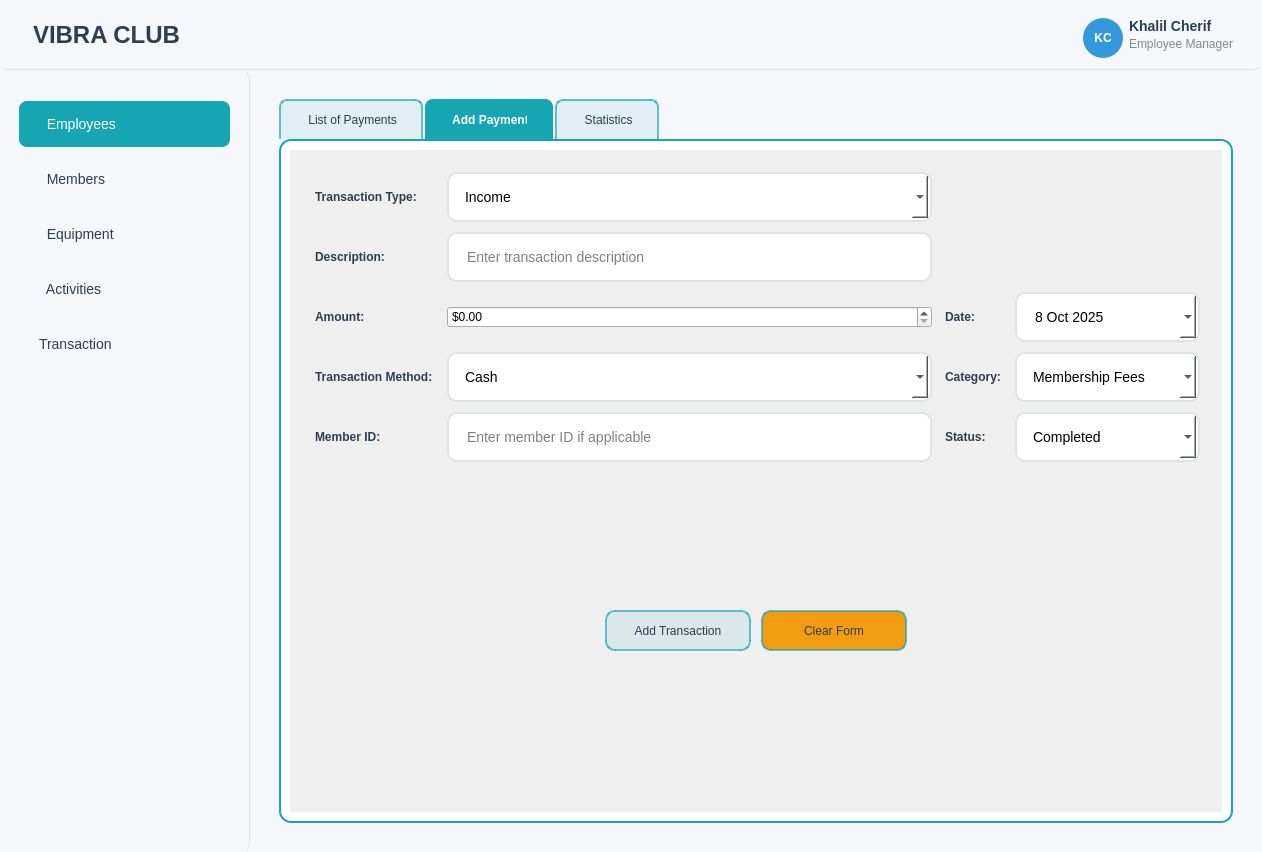
Before: the Qt Designer form employeradmin.ui in Esprit-UP-Algo/projetpcc-2a26-Smart-Summer-Club-, drawn with Qt 5.
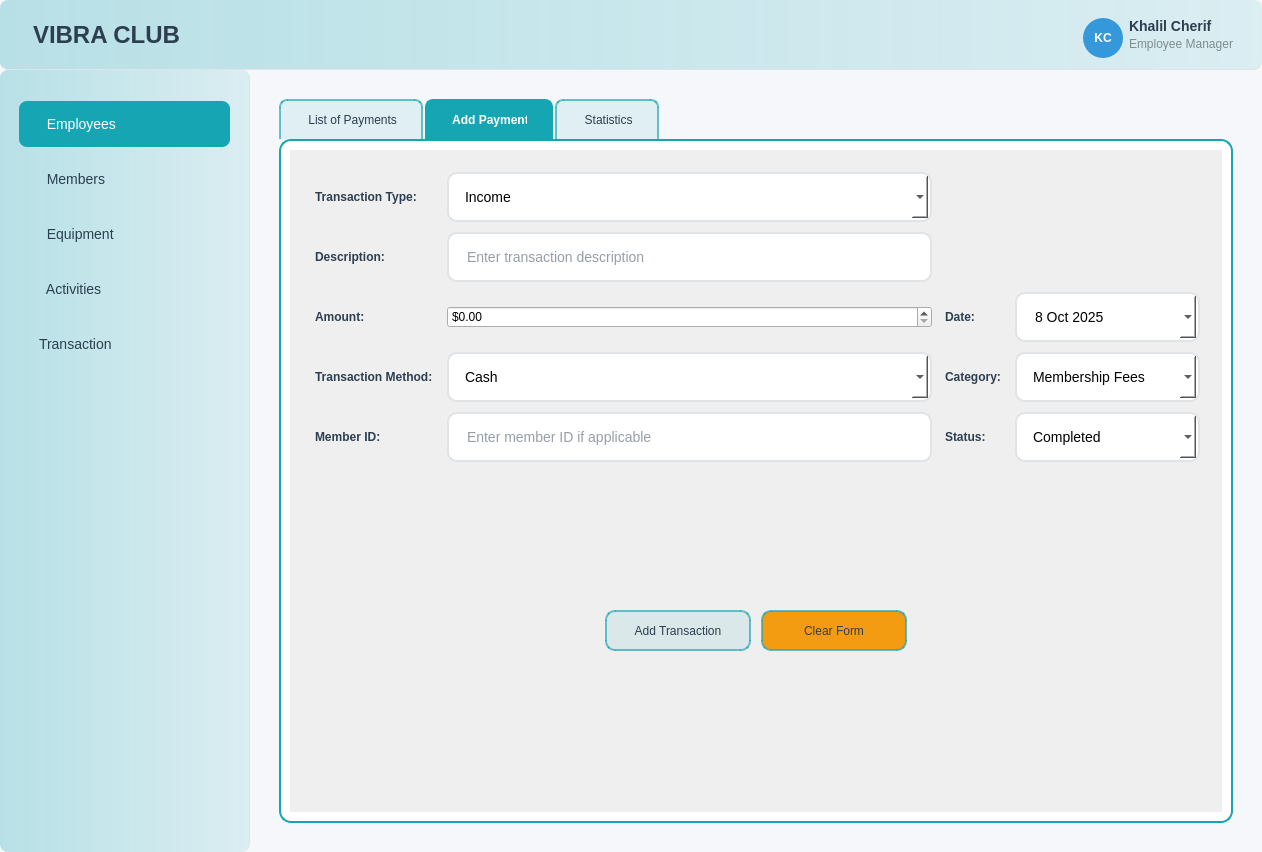
After: the same form once the commit is applied. The open tabs and pages were chosen to show the change. Icons and pictures are not drawn.

Commit message: adding equipment module to the project all CRUD features are working fine

```diff
--- a/employeradmin.ui
+++ b/employeradmin.ui
@@ -14,307 +14,36 @@
    <string>VIBRA CLUB - Application Management</string>
   </property>
   <property name="styleSheet">
-   <string notr="true">QMainWindow {
-    background-color: #f5f7fa;
-}
+   <string notr="true">QMainWindow { background-color: #f5f7fa; } /* Top Bar Styling */ #topBarFrame { /* Match sidebar: smooth horizontal gradient from left to right */ background-color: qlineargradient(x1:0, y1:0, x2:1, y2:0, stop:0 rgba(22, 165, 179, 0.28), stop:1 rgba(22, 165, 179, 0.12)); border-bottom: 1px solid #e0e4e7; } #logoLabel { font-size: 24px; font-weight: bold; color: #2c3e50; } #userInfoFrame { background-color: transparent; } #userNameLabel { font-size: 14px; font-weight: 600; color: #2c3e50; } #userRoleLabel { font-size: 12px; color: #7f8c8d; } #userAvatarLabel { background-color: #3498db; border-radius: 20px; color: white; font-weight: bold; } /* Sidebar Styling */ #sidebarFrame { /* Smooth horizontal gradient from left to right with stronger presence on the left */ background-color: qlineargradient(x1:0, y1:0, x2:1, y2:0, stop:0 rgba(22, 165, 179, 0.28), stop:1 rgba(22, 165, 179, 0.12)); border-right: 1px solid #e0e4e7; } #navigationFrame { background-color: transparent; } QPushButton#employeesButton, QPushButton#membersButton, QPushButton#equipmentButton, QPushButton#activitiesButton, QPushButton#paymentsButton { background-color: transparent; border: none; padding: 15px 20px; text-align: left; font-size: 14px; color: #2c3e50; border-radius: 8px; margin: 2px 10px; } QPushButton#employeesButton:hover, QPushButton#membersButton:hover, QPushButton#equipmentButton:hover, QPushButton#activitiesButton:hover, QPushButton#paymentsButton:hover { background-color: #e8f4f5; } QPushButton#employeesButton:checked, QPushButton#membersButton:checked, QPushButton#equipmentButton:checked, QPushButton#activitiesButton:checked, QPushButton#paymentsButton:checked { background-color: #16a5b3; color: white; } QPushButton#employeesButton:checked:hover, QPushButton#membersButton:checked:hover, QPushButton#equipmentButton:checked:hover, QPushButton#activitiesButton:checked:hover, QPushButton#paymentsButton:checked:hover { background-color: #139aa6; } /* Main Content Styling */ #mainContentFrame { background-color: transparent; } /* Tab Widget Styling */ QTabWidget::pane { border: 2px solid #16a5b3; background-color: white; border-radius: 12px; box-shadow: 0 4px 6px rgba(22, 165, 179, 0.1); } QTabBar::tab { /* Unselected tabs mimic our button style: transparent teal with teal border */ background-color: rgba(22, 165, 179, 0.10); color: #2c3e50; padding: 12px 24px; margin-right: 2px; border-top-left-radius: 8px; border-top-right-radius: 8px; border: 1.5px solid rgba(22, 165, 179, 0.65); border-bottom: none; } QTabBar::tab:selected { background-color: #16a5b3; color: white; border-color: #16a5b3; font-weight: 600; } QTabBar::tab:hover:!selected { background-color: rgba(22, 165, 179, 0.18); border-color: #16a5b3; transition: all 0.3s ease; } /* Statistics Cards Styling */ QFrame[objectName*=&quot;Card&quot;] { background-color: white; border: 1px solid #e0e4e7; border-radius: 16px; padding: 20px; box-shadow: 0 2px 10px rgba(0, 0, 0, 0.05); } QFrame[objectName*=&quot;Card&quot;]:hover { box-shadow: 0 4px 20px rgba(22, 165, 179, 0.15); border-color: #16a5b3; transition: all 0.3s ease; } /* Form Styling */ QLineEdit { padding: 14px 16px; border: 2px solid #e0e4e7; border-radius: 10px; font-size: 14px; background-color: white; box-shadow: 0 2px 4px rgba(0, 0, 0, 0.02); } QLineEdit:focus { border-color: #16a5b3; box-shadow: 0 0 0 3px rgba(22, 165, 179, 0.1); outline: none; } QLineEdit:hover { border-color: #16a5b3; transition: border-color 0.2s ease; } QComboBox { padding: 14px 16px; border: 2px solid #e0e4e7; border-radius: 10px; font-size: 14px; background-color: white; box-shadow: 0 2px 4px rgba(0, 0, 0, 0.02); } QComboBox:focus { border-color: #16a5b3; box-shadow: 0 0 0 3px rgba(22, 165, 179, 0.1); } QComboBox:hover { border-color: #16a5b3; transition: border-color 0.2s ease; } QDateEdit, QSpinBox { padding: 14px 16px; border: 2px solid #e0e4e7; border-radius: 10px; font-size: 14px; background-color: white; box-shadow: 0 2px 4px rgba(0, 0, 0, 0.02); } QDateEdit:focus, QSpinBox:focus { border-color: #16a5b3; box-shadow: 0 0 0 3px rgba(22, 165, 179, 0.1); } QTextEdit { padding: 14px 16px; border: 2px solid #e0e4e7; border-radius: 10px; font-size: 14px; background-color: white; box-shadow: 0 2px 4px rgba(0, 0, 0, 0.02); } QTextEdit:focus { border-color: #16a5b3; box-shadow: 0 0 0 3px rgba(22, 165, 179, 0.1); } QPushButton#actionButton { background: qlineargradient(x1:0, y1:0, x2:0, y2:1, stop:0 #16a5b3, stop:1 #139aa6); color: white; border: none; padding: 14px 28px; border-radius: 10px; font-size: 14px; font-weight: 600; box-shadow: 0 4px 8px rgba(22, 165, 179, 0.2); } QPushButton#actionButton:hover { background: qlineargradient(x1:0, y1:0, x2:0, y2:1, stop:0 #139aa6, stop:1 #0f858f); box-shadow: 0 6px 12px rgba(22, 165, 179, 0.3); transform: translateY(-1px); } QPushButton#actionButton:pressed { background: qlineargradient(x1:0, y1:0, x2:0, y2:1, stop:0 #0f858f, stop:1 #0c6b73); box-shadow: 0 2px 4px rgba(22, 165, 179, 0.2); transform: translateY(0px); } /* Table Styling */ QTableWidget { background-color: white; gridline-color: #e6eef0; border: 2px solid #16a5b3; /* teal border like the mock */ border-radius: 12px; selection-background-color: rgba(22, 165, 179, 0.14); selection-color: #2c3e50; } /* Header styled to main brand color */ QHeaderView::section { background-color: #16a5b3; color: white; padding: 8px 10px; border: none; font-weight: 600; border-right: 1px solid rgba(255,255,255,0.25); } /* Corner button (top-left of table) to match header */ QTableCornerButton::section { background-color: #16a5b3; border: none; } /* Alternate rows for subtle striping */ QTableView::item:alternate { background: rgba(22, 165, 179, 0.03); } /* Selected row styling */ QTableView::item:selected { background: rgba(22, 165, 179, 0.14); color: #2c3e50; } /* Frame Styling */ QFrame { border-radius: 8px; } /* Label Styling */ QLabel { color: #2c3e50; } /* Search Frame Styling */ QFrame[objectName*=&quot;SearchFrame&quot;], QFrame[objectName*=&quot;searchFrame&quot;] { background-color: rgba(22, 165, 179, 0.02); border: 1px solid rgba(22, 165, 179, 0.1); border-radius: 12px; padding: 8px; } /* Default buttons: avoid gray; use brand color with high transparency */ QPushButton { background-color: rgba(22, 165, 179, 0.10); color: #2c3e50; border: 1.5px solid rgba(22, 165, 179, 0.65); padding: 10px 16px; border-radius: 10px; } QPushButton:hover { background-color: rgba(22, 165, 179, 0.18); } QPushButton:pressed { background-color: rgba(22, 165, 179, 0.26); } QPushButton:disabled { background-color: rgba(22, 165, 179, 0.06); color: #98a6ad; border-color: rgba(22, 165, 179, 0.25); }
+/* ===== FIX: Invisible text in login and search fields ===== */
 
-/* Top Bar Styling */
-#topBarFrame {
-    /* Match sidebar: smooth horizontal gradient from left to right */
-    background-color: qlineargradient(x1:0, y1:0, x2:1, y2:0,
-                                      stop:0 rgba(22, 165, 179, 0.28),
-                                      stop:1 rgba(22, 165, 179, 0.12));
-    border-bottom: 1px solid #e0e4e7;
-}
-
-#logoLabel {
-    font-size: 24px;
-    font-weight: bold;
-    color: #2c3e50;
-}
-
-#userInfoFrame {
-    background-color: transparent;
-}
-
-#userNameLabel {
-    font-size: 14px;
-    font-weight: 600;
-    color: #2c3e50;
-}
-
-#userRoleLabel {
-    font-size: 12px;
-    color: #7f8c8d;
-}
-
-#userAvatarLabel {
-    background-color: #3498db;
-    border-radius: 20px;
-    color: white;
-    font-weight: bold;
-}
-
-/* Sidebar Styling */
-#sidebarFrame {
-    /* Smooth horizontal gradient from left to right with stronger presence on the left */
-    background-color: qlineargradient(x1:0, y1:0, x2:1, y2:0,
-                                      stop:0 rgba(22, 165, 179, 0.28),
-                                      stop:1 rgba(22, 165, 179, 0.12));
-    border-right: 1px solid #e0e4e7;
-}
-
-#navigationFrame {
-    background-color: transparent;
-}
-
-QPushButton#employeesButton, QPushButton#membersButton, QPushButton#equipmentButton, QPushButton#activitiesButton, QPushButton#paymentsButton {
-    background-color: transparent;
-    border: none;
-    padding: 15px 20px;
-    text-align: left;
-    font-size: 14px;
-    color: #2c3e50;
-    border-radius: 8px;
-    margin: 2px 10px;
-}
-
-QPushButton#employeesButton:hover, QPushButton#membersButton:hover, QPushButton#equipmentButton:hover, QPushButton#activitiesButton:hover, QPushButton#paymentsButton:hover {
-    background-color: #e8f4f5;
-}
-
-QPushButton#employeesButton:checked, QPushButton#membersButton:checked, QPushButton#equipmentButton:checked, QPushButton#activitiesButton:checked, QPushButton#paymentsButton:checked {
-    background-color: #16a5b3;
-    color: white;
-}
-
-QPushButton#employeesButton:checked:hover, QPushButton#membersButton:checked:hover, QPushButton#equipmentButton:checked:hover, QPushButton#activitiesButton:checked:hover, QPushButton#paymentsButton:checked:hover {
-    background-color: #139aa6;
-}
-
-/* Main Content Styling */
-#mainContentFrame {
-    background-color: transparent;
-}
-
-/* Tab Widget Styling */
-QTabWidget::pane {
-    border: 2px solid #16a5b3;
-    background-color: white;
-    border-radius: 12px;
-    box-shadow: 0 4px 6px rgba(22, 165, 179, 0.1);
-}
-
-QTabBar::tab {
-    /* Unselected tabs mimic our button style: transparent teal with teal border */
-    background-color: rgba(22, 165, 179, 0.10);
-    color: #2c3e50;
-    padding: 12px 24px;
-    margin-right: 2px;
-    border-top-left-radius: 8px;
-    border-top-right-radius: 8px;
-    border: 1.5px solid rgba(22, 165, 179, 0.65);
-    border-bottom: none;
-}
-
-QTabBar::tab:selected {
-    background-color: #16a5b3;
-    color: white;
-    border-color: #16a5b3;
-    font-weight: 600;
-}
-
-QTabBar::tab:hover:!selected {
-    background-color: rgba(22, 165, 179, 0.18);
-    border-color: #16a5b3;
-    transition: all 0.3s ease;
-}
-
-/* Statistics Cards Styling */
-QFrame[objectName*=&quot;Card&quot;] {
-    background-color: white;
-    border: 1px solid #e0e4e7;
-    border-radius: 16px;
-    padding: 20px;
-    box-shadow: 0 2px 10px rgba(0, 0, 0, 0.05);
-}
-
-QFrame[objectName*=&quot;Card&quot;]:hover {
-    box-shadow: 0 4px 20px rgba(22, 165, 179, 0.15);
-    border-color: #16a5b3;
-    transition: all 0.3s ease;
-}
-
-/* Form Styling */
+/* Make sure typed text is visible in all line edits */
 QLineEdit {
-    padding: 14px 16px;
-    border: 2px solid #e0e4e7;
-    border-radius: 10px;
-    font-size: 14px;
-    background-color: white;
-    box-shadow: 0 2px 4px rgba(0, 0, 0, 0.02);
+    color: #2c3e50;              /* dark readable text color like statistiques page */
 }
 
-QLineEdit:focus {
-    border-color: #16a5b3;
-    box-shadow: 0 0 0 3px rgba(22, 165, 179, 0.1);
-    outline: none;
+/* Placeholder text readable but subtle */
+QLineEdit::placeholder {
+    color: #7f8c8d;
 }
 
-QLineEdit:hover {
-    border-color: #16a5b3;
-    transition: border-color 0.2s ease;
-}
-
-QComboBox {
-    padding: 14px 16px;
-    border: 2px solid #e0e4e7;
-    border-radius: 10px;
-    font-size: 14px;
+/* Specifically ensure login page inputs inherit readable color */
+QLineEdit#emailLineEdit, 
+QLineEdit#passwordLineEdit {
+    color: #2c3e50;
     background-color: white;
-    box-shadow: 0 2px 4px rgba(0, 0, 0, 0.02);
 }
 
-QComboBox:focus {
-    border-color: #16a5b3;
-    box-shadow: 0 0 0 3px rgba(22, 165, 179, 0.1);
+QLineEdit#emailLineEdit::placeholder, 
+QLineEdit#passwordLineEdit::placeholder {
+    color: #7f8c8d;
 }
 
-QComboBox:hover {
-    border-color: #16a5b3;
-    transition: border-color 0.2s ease;
-}
-
-QDateEdit, QSpinBox {
-    padding: 14px 16px;
-    border: 2px solid #e0e4e7;
-    border-radius: 10px;
-    font-size: 14px;
-    background-color: white;
-    box-shadow: 0 2px 4px rgba(0, 0, 0, 0.02);
-}
-
-QDateEdit:focus, QSpinBox:focus {
-    border-color: #16a5b3;
-    box-shadow: 0 0 0 3px rgba(22, 165, 179, 0.1);
-}
-
-QTextEdit {
-    padding: 14px 16px;
-    border: 2px solid #e0e4e7;
-    border-radius: 10px;
-    font-size: 14px;
-    background-color: white;
-    box-shadow: 0 2px 4px rgba(0, 0, 0, 0.02);
-}
-
-QTextEdit:focus {
-    border-color: #16a5b3;
-    box-shadow: 0 0 0 3px rgba(22, 165, 179, 0.1);
-}
-
-QPushButton#actionButton {
-    background: qlineargradient(x1:0, y1:0, x2:0, y2:1,
-                               stop:0 #16a5b3, stop:1 #139aa6);
-    color: white;
-    border: none;
-    padding: 14px 28px;
-    border-radius: 10px;
-    font-size: 14px;
-    font-weight: 600;
-    box-shadow: 0 4px 8px rgba(22, 165, 179, 0.2);
-}
-
-QPushButton#actionButton:hover {
-    background: qlineargradient(x1:0, y1:0, x2:0, y2:1,
-                               stop:0 #139aa6, stop:1 #0f858f);
-    box-shadow: 0 6px 12px rgba(22, 165, 179, 0.3);
-    transform: translateY(-1px);
-}
-
-QPushButton#actionButton:pressed {
-    background: qlineargradient(x1:0, y1:0, x2:0, y2:1,
-                               stop:0 #0f858f, stop:1 #0c6b73);
-    box-shadow: 0 2px 4px rgba(22, 165, 179, 0.2);
-    transform: translateY(0px);
-}
-
-/* Table Styling */
-QTableWidget {
-    background-color: white;
-    gridline-color:  #e6eef0;
-    border: 2px solid #16a5b3;            /* teal border like the mock */
-    border-radius: 12px;
-    selection-background-color: rgba(22, 165, 179, 0.14);
-    selection-color: #2c3e50;
-}
-
-/* Header styled to main brand color */
-QHeaderView::section {
-    background-color: #16a5b3;
-    color: white;
-    padding: 8px 10px;
-    border: none;
-    font-weight: 600;
-    border-right: 1px solid rgba(255,255,255,0.25);
-}
-
-/* Corner button (top-left of table) to match header */
-QTableCornerButton::section {
-    background-color: #16a5b3;
-    border: none;
-}
-
-/* Alternate rows for subtle striping */
-QTableView::item:alternate {
-    background: rgba(22, 165, 179, 0.03);
-}
-
-/* Selected row styling */
-QTableView::item:selected {
-    background: rgba(22, 165, 179, 0.14);
+/* Ensure search bar input uses visible text */
+QFrame#equipmentSearchFrame QLineEdit,
+QFrame[objectName*=&quot;searchFrame&quot;] QLineEdit {
     color: #2c3e50;
-}
-
-/* Frame Styling */
-QFrame {
-    border-radius: 8px;
-}
-
-/* Label Styling */
-QLabel {
-    color: #2c3e50;
-}
-
-/* Search Frame Styling */
-QFrame[objectName*=&quot;SearchFrame&quot;], QFrame[objectName*=&quot;searchFrame&quot;] {
-    background-color: rgba(22, 165, 179, 0.02);
-    border: 1px solid rgba(22, 165, 179, 0.1);
-    border-radius: 12px;
-    padding: 8px;
-}
-
-/* Default buttons: avoid gray; use brand color with high transparency */
-QPushButton {
-    background-color: rgba(22, 165, 179, 0.10);
-    color: #2c3e50;
-    border: 1.5px solid rgba(22, 165, 179, 0.65);
-    padding: 10px 16px;
-    border-radius: 10px;
-}
-
-QPushButton:hover {
-    background-color: rgba(22, 165, 179, 0.18);
-}
-
-QPushButton:pressed {
-    background-color: rgba(22, 165, 179, 0.26);
-}
-
-QPushButton:disabled {
-    background-color: rgba(22, 165, 179, 0.06);
-    color: #98a6ad;
-    border-color: rgba(22, 165, 179, 0.25);
+    background-color: white;
 }
 </string>
   </property>
@@ -3626,8 +3355,8 @@
                       <rect>
                        <x>0</x>
                        <y>0</y>
-                       <width>924</width>
-                       <height>648</height>
+                       <width>636</width>
+                       <height>442</height>
                       </rect>
                      </property>
                      <layout class="QVBoxLayout" name="paymentFormMainLayout">
```
Left out of the diff: 14 changed lines with no effect on the pictures. The commit also changes 361 other files.
